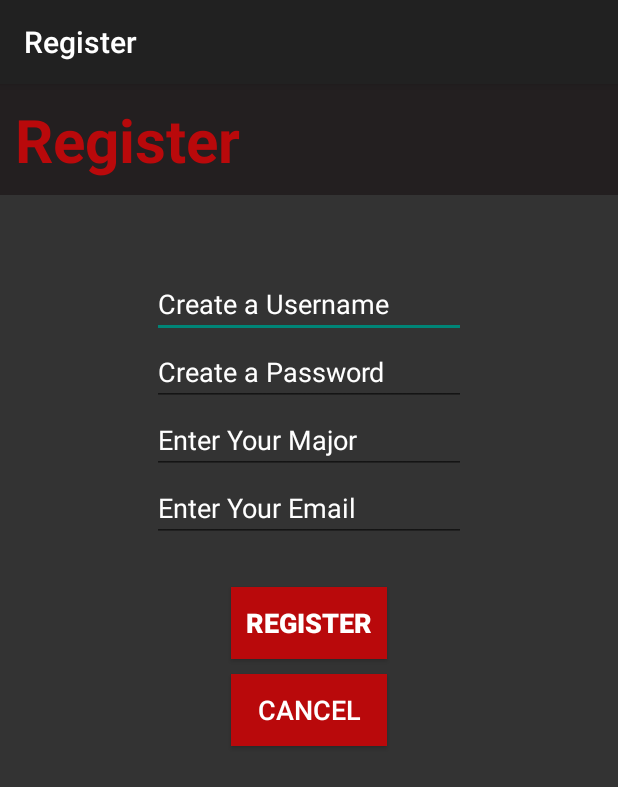
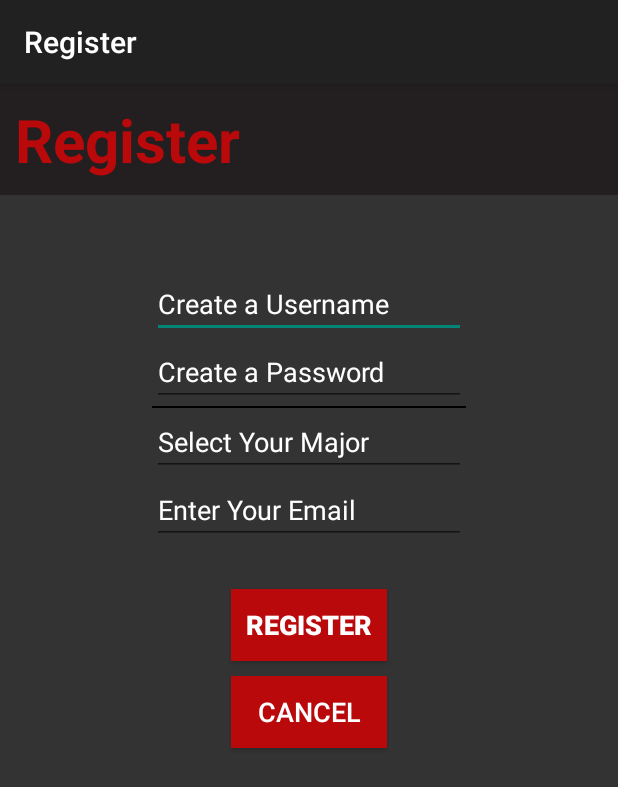
Before and after one commit to DoYouWantToBuildAProgram/Recs-From-Techs, an Android app: the Register screen opened directly, with no data from a screen before it, on a phone screen of 412 x 824 dp. Shown: the top 787 px of the screen. Run offline under Robolectric (Android 15) with nearby library versions, the phone set to English and light mode, and no system bars; 1 statement that could not run was skipped.

Commit message:
added spinner

```diff
--- a/app/src/main/java/com/example/erica/recsfromtechs/Register.java
+++ b/app/src/main/java/com/example/erica/recsfromtechs/Register.java
@@ -9,14 +9,21 @@ import android.support.design.widget.Snackbar;
 import android.support.v7.app.AppCompatActivity;
 import android.support.v7.widget.Toolbar;
 import android.view.View;
+import android.widget.Adapter;
+import android.widget.AdapterView;
+import android.widget.ArrayAdapter;
 import android.widget.EditText;
+import android.widget.Spinner;
+import android.widget.TextView;
 import android.widget.Toast;
 
 import java.util.HashMap;
 
-public class Register extends AppCompatActivity {
+public class Register extends AppCompatActivity implements AdapterView.OnItemSelectedListener {
     SharedPreferences passwords;
     SharedPreferences.Editor editPasswords;
+
+    Spinner spinner;
 
     @Override
     protected void onCreate(Bundle savedInstanceState) {
@@ -28,8 +35,11 @@ public class Register extends AppCompatActivity {
          passwords  = getSharedPreferences("MyPref", MODE_PRIVATE);
         editPasswords = passwords.edit();
 
-
-
+        spinner = (Spinner) findViewById(R.id.spinner);
+        spinner.setBackgroundColor(getResources().getColor(android.R.color.transparent));
+        ArrayAdapter adapter = ArrayAdapter.createFromResource(this,R.array.majors,R.layout.spinner_item);
+        spinner.setAdapter(adapter);
+        spinner.setOnItemSelectedListener(this);
     }
 
     public void addUser(View view) {
@@ -47,4 +57,15 @@ public class Register extends AppCompatActivity {
         startActivity(intent);
     }
 
+
+    @Override
+    public void onItemSelected(AdapterView<?> adapterView, View view, int i, long l) {
+        TextView myText = (TextView) view;
+        Toast.makeText(this,"You Selected: " + myText.getText(), Toast.LENGTH_SHORT).show();
+    }
+
+    @Override
+    public void onNothingSelected(AdapterView<?> adapterView) {
+
+    }
 }
--- a/app/src/main/res/layout/content_register.xml
+++ b/app/src/main/res/layout/content_register.xml
@@ -40,6 +40,21 @@
         android:ems="10"
         android:hint="@string/createpass"
         android:layout_gravity="center_horizontal" />
+
+        <Spinner
+            android:layout_width="209dp"
+            android:layout_height="wrap_content"
+            android:textColor="#FFFFFF"
+            android:id="@+id/spinner"
+            android:ems="10"
+            android:hint="@string/major"
+            android:layout_gravity="center_horizontal" />
+    <View
+        android:layout_width="209dp"
+        android:layout_height="1dp"
+        android:layout_gravity="center_horizontal"
+        android:background="#000000"/>
+
     <EditText android:id="@+id/major"
         android:layout_width="209dp"
         android:layout_height="wrap_content"
@@ -52,7 +67,7 @@
         android:hint="@string/email"
         android:layout_gravity="center_horizontal"
         android:textColorHint="#FFFFFF"
-        />
+        android:inputType="" />
 
     <Space
         android:layout_width="match_parent"
--- a/app/src/main/res/values/strings.xml
+++ b/app/src/main/res/values/strings.xml
@@ -17,6 +17,14 @@
     <string name="createuser">Create a Username</string>
     <string name="createpass">Create a Password</string>
     <string name="confirmpass">Confirm Password</string>
-    <string name="major">Enter Your Major</string>
+    <string name="major">Select Your Major</string>
     <string name="email">Enter Your Email</string>
+    <string-array name="majors">
+        <item>Select your Major</item>
+        <item>Computer Science</item>
+        <item>Mechanical Engineering</item>
+        <item>Other</item>
+        <item>LOL</item>
+        <item>JK LOL</item>
+    </string-array>
 </resources>
```
Also changed, not shown: gradle/wrapper/gradle-wrapper.properties, 1 other file.
